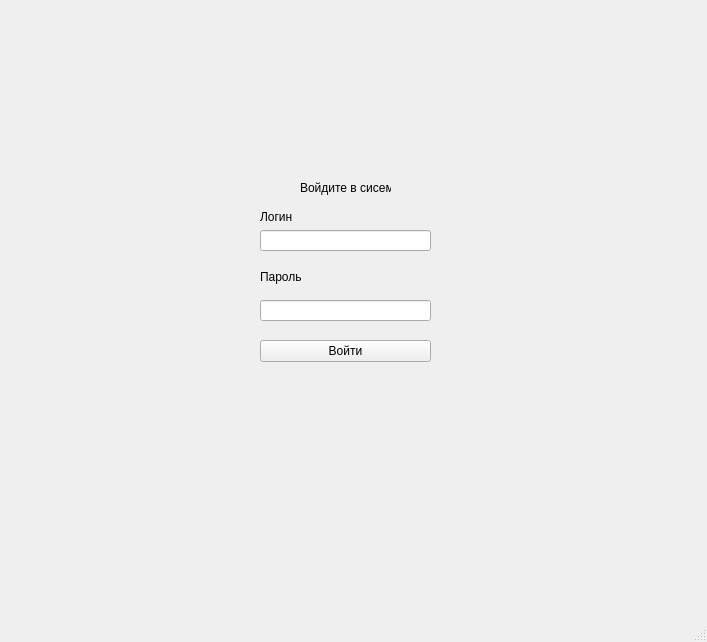
The window that erpsystem.ui (anastasia-dushanova/ERPsystem) describes before a commit, drawn with Qt 5.
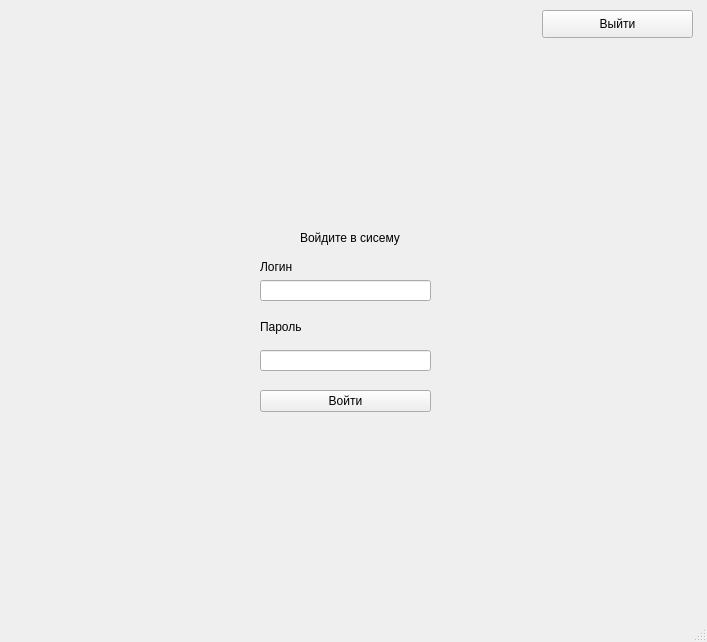
The same window after the commit. Custom widgets are drawn as their Qt base class.

Commit message: -добавлены таблицы в БД, кнопка выхода из аккаунта

```diff
--- a/erpsystem.ui
+++ b/erpsystem.ui
@@ -18,9 +18,9 @@
     <property name="geometry">
      <rect>
       <x>10</x>
-      <y>20</y>
+      <y>70</y>
       <width>691</width>
-      <height>531</height>
+      <height>481</height>
      </rect>
     </property>
     <property name="currentIndex">
@@ -32,7 +32,7 @@
        <rect>
         <x>290</x>
         <y>160</y>
-        <width>91</width>
+        <width>111</width>
         <height>16</height>
        </rect>
       </property>
@@ -103,6 +103,32 @@
     <widget class="SalesOrder" name="page_sales"/>
     <widget class="ProductionOrder" name="page_product"/>
    </widget>
+   <widget class="QLabel" name="label_type">
+    <property name="geometry">
+     <rect>
+      <x>400</x>
+      <y>20</y>
+      <width>55</width>
+      <height>16</height>
+     </rect>
+    </property>
+    <property name="text">
+     <string/>
+    </property>
+   </widget>
+   <widget class="QPushButton" name="pushButton_exit">
+    <property name="geometry">
+     <rect>
+      <x>542</x>
+      <y>10</y>
+      <width>151</width>
+      <height>28</height>
+     </rect>
+    </property>
+    <property name="text">
+     <string>Выйти</string>
+    </property>
+   </widget>
   </widget>
   <widget class="QMenuBar" name="menubar">
    <property name="geometry">
```
Left out of the diff: 2 changed lines with no effect on the pictures. The commit also changes 5 other files.
